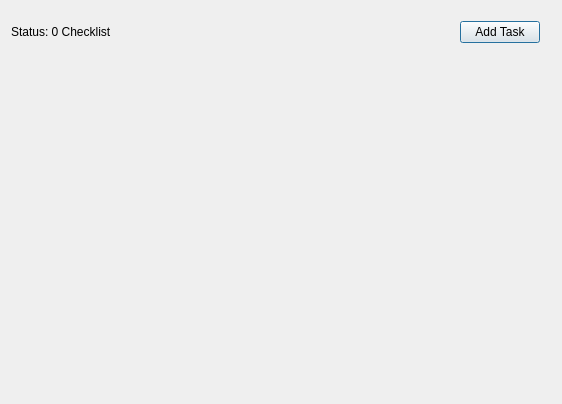
SalmaElBidani/ProgettoListaToDo, file Board.ui: the form before one commit.
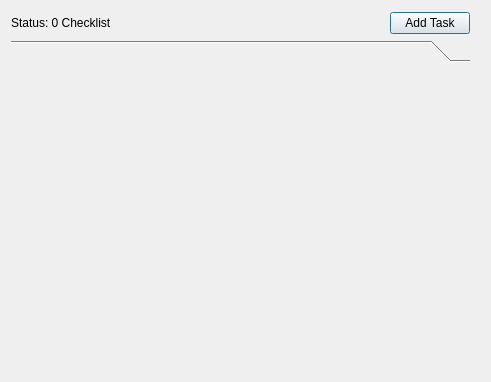
The form after the commit.

The edit to the form file:
```diff
--- a/Board.ui
+++ b/Board.ui
@@ -6,26 +6,24 @@
             <rect>
                 <x>0</x>
                 <y>0</y>
-                <width>562</width>
-                <height>404</height>
+                <width>491</width>
+                <height>382</height>
             </rect>
         </property>
         <property name="windowTitle">
             <string>Task</string>
         </property>
-        <widget class="QWidget" name="layoutWidget">
+        <widget class="QWidget" name="">
             <property name="geometry">
                 <rect>
                     <x>0</x>
-                    <y>10</y>
-                    <width>551</width>
-                    <height>341</height>
+                    <y>1</y>
+                    <width>481</width>
+                    <height>381</height>
                 </rect>
             </property>
-            <layout class="QGridLayout" name="gridLayout">
+            <layout class="QGridLayout" name="TaskLayout_3">
                 <item row="0" column="0">
-                    <layout class="QFormLayout" name="formLayout">
-                        <item row="0" column="0" colspan="2">
                             <layout class="QHBoxLayout" name="toolbarLayout">
                                 <item>
                                     <widget class="QLabel" name="statusLabel">
@@ -56,30 +54,19 @@
                                 </item>
                             </layout>
                         </item>
-                        <item row="2" column="1">
-                            <spacer name="verticalSpacer">
-                                <property name="orientation">
-                                    <enum>Qt::Vertical</enum>
-                                </property>
-                                <property name="sizeType">
-                                    <enum>QSizePolicy::Maximum</enum>
-                                </property>
-                                <property name="sizeHint" stdset="0">
-                                    <size>
-                                        <width>20</width>
-                                        <height>40</height>
-                                    </size>
-                                </property>
-                            </spacer>
-                        </item>
-                        <item row="1" column="0" colspan="2">
+                <item row="1" column="0">
+                    <widget class="QToolBox" name="">
+                        <widget class="QWidget" name="Page1_2" native="true">
+                            <attribute name="label">
+                                <string/>
+                            </attribute>
                             <layout class="QVBoxLayout" name="TaskLayout">
                                 <property name="sizeConstraint">
                                     <enum>QLayout::SetMaximumSize</enum>
                                 </property>
                             </layout>
-                        </item>
-                    </layout>
+                        </widget>
+                    </widget>
                 </item>
             </layout>
         </widget>
```
Lines whose indentation alone changed are shown as unchanged.
